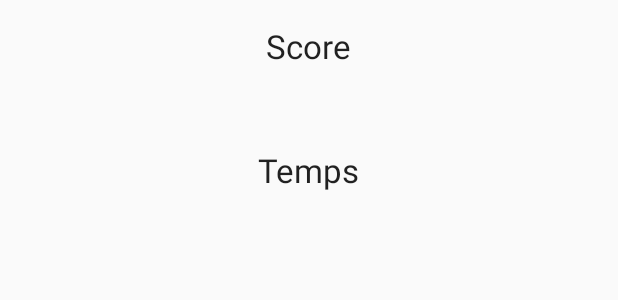
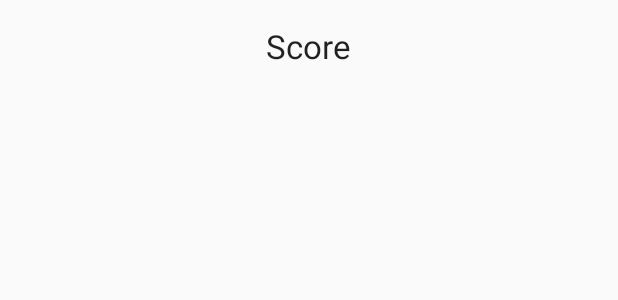
Before and after one commit to n4zim/IUT-Android---A-Fine-Way-to-Die, an Android app: the layout activity_result.xml on its own in the app's theme, with its tools: preview values and no code run, on a phone screen of 412 x 824 dp. Shown: the top 300 px of the screen. Run offline under Robolectric (Android 15) with nearby library versions, the phone set to English and light mode, and no system bars.

Commit message:
MàJ des activités

```diff
--- a/app/src/main/res/layout/activity_result.xml
+++ b/app/src/main/res/layout/activity_result.xml
@@ -15,13 +15,4 @@
         android:layout_alignParentTop="true"
         android:layout_centerHorizontal="true" />
 
-    <TextView
-        android:layout_width="wrap_content"
-        android:layout_height="wrap_content"
-        android:textAppearance="?android:attr/textAppearanceLarge"
-        android:text="Temps"
-        android:id="@+id/time"
-        android:layout_below="@+id/score"
-        android:layout_centerHorizontal="true"
-        android:layout_marginTop="53dp" />
 </RelativeLayout>
```
Also changed, not shown: app/src/main/res/layout/activity_game.xml (+31 -10 lines).
